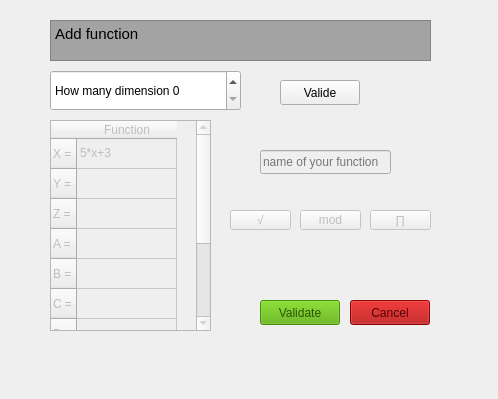
Samy206/Evaluation_vectorielle, file Affichage/addfunctwindow.ui: the form before one commit.
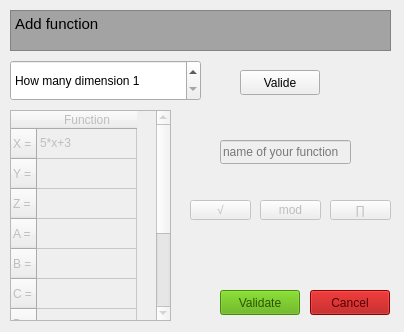
The form after the commit.

```diff
--- a/Affichage/addfunctwindow.ui
+++ b/Affichage/addfunctwindow.ui
@@ -6,8 +6,8 @@
    <rect>
     <x>0</x>
     <y>0</y>
-    <width>498</width>
-    <height>399</height>
+    <width>404</width>
+    <height>332</height>
    </rect>
   </property>
   <property name="windowTitle">
@@ -19,8 +19,8 @@
    </property>
    <property name="geometry">
     <rect>
-     <x>370</x>
-     <y>210</y>
+     <x>330</x>
+     <y>200</y>
      <width>61</width>
      <height>20</height>
     </rect>
@@ -35,8 +35,8 @@
    </property>
    <property name="geometry">
     <rect>
-     <x>230</x>
-     <y>210</y>
+     <x>190</x>
+     <y>200</y>
      <width>61</width>
      <height>20</height>
     </rect>
@@ -48,8 +48,8 @@
   <widget class="QSpinBox" name="spinBox">
    <property name="geometry">
     <rect>
-     <x>50</x>
-     <y>70</y>
+     <x>10</x>
+     <y>60</y>
      <width>191</width>
      <height>41</height>
     </rect>
@@ -57,6 +57,12 @@
    <property name="prefix">
     <string>How many dimension </string>
    </property>
+   <property name="minimum">
+    <number>1</number>
+   </property>
+   <property name="maximum">
+    <number>25</number>
+   </property>
   </widget>
   <widget class="QPushButton" name="Button_valide">
    <property name="enabled">
@@ -64,8 +70,8 @@
    </property>
    <property name="geometry">
     <rect>
-     <x>260</x>
-     <y>300</y>
+     <x>220</x>
+     <y>290</y>
      <width>80</width>
      <height>25</height>
     </rect>
@@ -540,8 +546,8 @@
    </property>
    <property name="geometry">
     <rect>
-     <x>300</x>
-     <y>210</y>
+     <x>260</x>
+     <y>200</y>
      <width>61</width>
      <height>20</height>
     </rect>
@@ -556,8 +562,8 @@
    </property>
    <property name="geometry">
     <rect>
-     <x>350</x>
-     <y>300</y>
+     <x>310</x>
+     <y>290</y>
      <width>80</width>
      <height>25</height>
     </rect>
@@ -1014,8 +1020,8 @@
    </property>
    <property name="geometry">
     <rect>
-     <x>50</x>
-     <y>120</y>
+     <x>10</x>
+     <y>110</y>
      <width>161</width>
      <height>211</height>
     </rect>
@@ -1132,8 +1138,8 @@
   <widget class="QPushButton" name="Button_valide1">
    <property name="geometry">
     <rect>
-     <x>280</x>
-     <y>80</y>
+     <x>240</x>
+     <y>70</y>
      <width>80</width>
      <height>25</height>
     </rect>
@@ -1145,8 +1151,8 @@
   <widget class="QTextBrowser" name="Display_title">
    <property name="geometry">
     <rect>
-     <x>50</x>
-     <y>20</y>
+     <x>10</x>
+     <y>10</y>
      <width>381</width>
      <height>41</height>
     </rect>
@@ -1607,8 +1613,8 @@
    </property>
    <property name="geometry">
     <rect>
-     <x>260</x>
-     <y>150</y>
+     <x>220</x>
+     <y>140</y>
      <width>131</width>
      <height>24</height>
     </rect>
```
Left out of the diff: 3 changed lines with no effect on the pictures.
